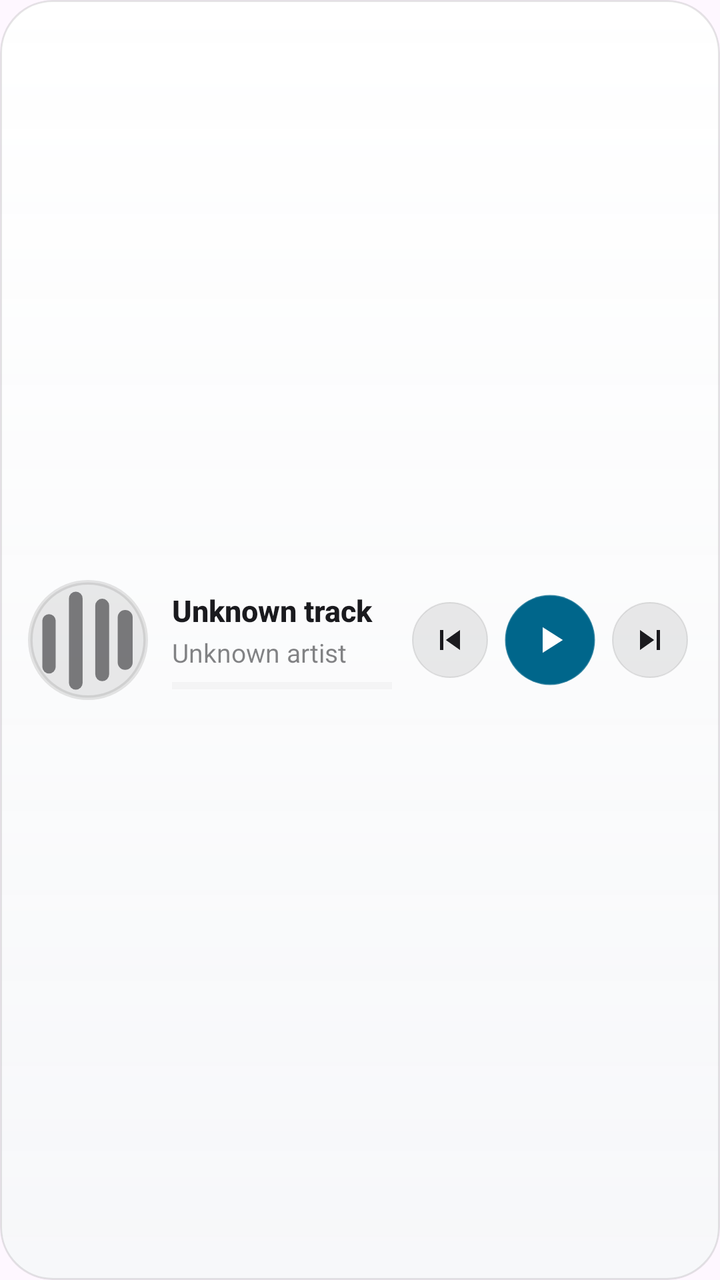
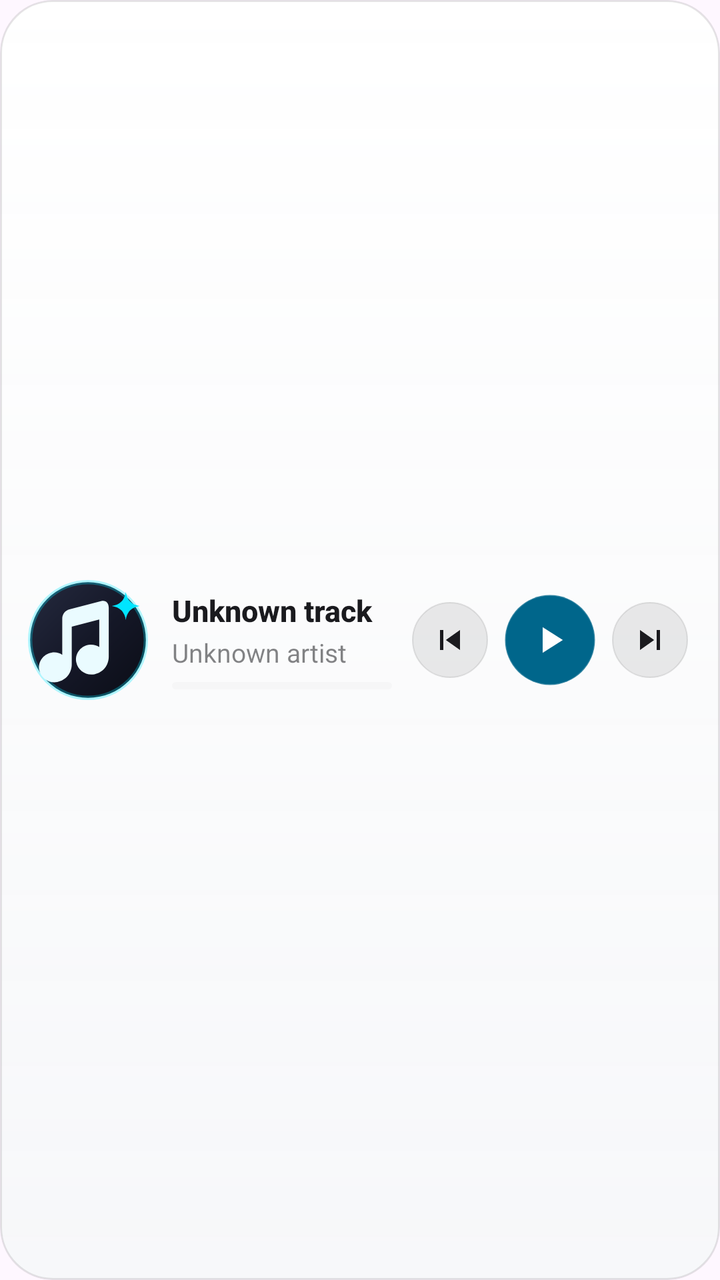

An Android layout rendered at two revisions. The XML below is the earlier revision; the diff shows what the commit changed to produce the second picture.
<!-- AndroidManifest.xml: application theme Theme.NeonSong.Splash -->
<!-- res/layout/widget_now_playing.xml -->
<?xml version="1.0" encoding="utf-8"?>
<LinearLayout xmlns:android="http://schemas.android.com/apk/res/android"
    android:id="@+id/widget_root"
    android:layout_width="match_parent"
    android:layout_height="match_parent"
    android:background="@drawable/widget_ref_background"
    android:clipToOutline="true"
    android:gravity="center_vertical"
    android:orientation="horizontal"
    android:paddingStart="14dp"
    android:paddingEnd="16dp"
    android:paddingTop="10dp"
    android:paddingBottom="10dp">

    
    <LinearLayout
        android:id="@+id/widget_empty_group"
        android:layout_width="match_parent"
        android:layout_height="wrap_content"
        android:gravity="center_vertical"
        android:orientation="horizontal"
        android:visibility="gone">

        <ImageView
            android:id="@+id/widget_empty_icon"
            android:layout_width="56dp"
            android:layout_height="56dp"
            android:contentDescription="@null"
            android:src="@drawable/widget_art_placeholder" />

        <LinearLayout
            android:layout_width="0dp"
            android:layout_height="wrap_content"
            android:layout_marginStart="14dp"
            android:layout_weight="1"
            android:orientation="vertical">

            <TextView
                android:id="@+id/widget_empty_title"
                android:layout_width="match_parent"
                android:layout_height="wrap_content"
                android:ellipsize="end"
                android:fontFamily="sans-serif-medium"
                android:maxLines="1"
                android:text="@string/widget_name"
                android:textColor="@color/widget_on_surface"
                android:textSize="16sp"
                android:textStyle="bold" />

            <TextView
                android:id="@+id/widget_empty_sub"
                android:layout_width="match_parent"
                android:layout_height="wrap_content"
                android:layout_marginTop="2dp"
                android:ellipsize="end"
                android:fontFamily="sans-serif"
                android:maxLines="1"
                android:text="@string/widget_description"
                android:textColor="@color/widget_on_surface_variant"
                android:textSize="13sp" />
        </LinearLayout>
    </LinearLayout>

    
    <LinearLayout
        android:id="@+id/widget_content_group"
        android:layout_width="match_parent"
        android:layout_height="wrap_content"
        android:gravity="center_vertical"
        android:orientation="horizontal">

        
        <ImageView
            android:id="@+id/widget_art"
            android:layout_width="60dp"
            android:layout_height="60dp"
            android:contentDescription="@null"
            android:scaleType="centerCrop"
            android:src="@drawable/widget_art_placeholder" />

        
        <LinearLayout
            android:layout_width="0dp"
            android:layout_height="wrap_content"
            android:layout_marginStart="12dp"
            android:layout_marginEnd="10dp"
            android:layout_weight="1"
            android:gravity="center_vertical"
            android:orientation="vertical">

            <TextView
                android:id="@+id/widget_title"
                android:layout_width="match_parent"
                android:layout_height="wrap_content"
                android:ellipsize="end"
                android:fontFamily="sans-serif-medium"
                android:maxLines="1"
                android:text="Unknown track"
                android:textColor="@color/widget_on_surface"
                android:textSize="15sp"
                android:textStyle="bold" />

            <TextView
                android:id="@+id/widget_subtitle"
                android:layout_width="match_parent"
                android:layout_height="wrap_content"
                android:layout_marginTop="2dp"
                android:ellipsize="end"
                android:fontFamily="sans-serif"
                android:maxLines="1"
                android:text="Unknown artist"
                android:textColor="@color/widget_on_surface_variant"
                android:textSize="13sp" />

            
            <LinearLayout
                android:id="@+id/widget_progress_row"
                android:layout_width="match_parent"
                android:layout_height="wrap_content"
                android:layout_marginTop="6dp"
                android:gravity="center_vertical"
                android:orientation="horizontal">

                <ProgressBar
                    android:id="@+id/widget_progress"
                    style="?android:attr/progressBarStyleHorizontal"
                    android:layout_width="0dp"
                    android:layout_height="3.5dp"
                    android:layout_weight="1"
                    android:max="1000"
                    android:progress="0"
                    android:progressBackgroundTint="@color/widget_track"
                    android:progressTint="@color/widget_primary" />

                <LinearLayout
                    android:id="@+id/widget_eq_group"
                    android:layout_width="wrap_content"
                    android:layout_height="wrap_content"
                    android:layout_marginStart="6dp"
                    android:gravity="center_vertical"
                    android:visibility="gone">

                    <ImageView
                        android:id="@+id/widget_eq_icon"
                        android:layout_width="12dp"
                        android:layout_height="12dp"
                        android:contentDescription="@null"
                        android:src="@drawable/widget_eq_frame_0" />
                </LinearLayout>
            </LinearLayout>

            <TextView
                android:id="@+id/widget_state"
                android:layout_width="0dp"
                android:layout_height="0dp"
                android:visibility="gone" />
        </LinearLayout>

        
        <LinearLayout
            android:layout_width="wrap_content"
            android:layout_height="wrap_content"
            android:gravity="center_vertical"
            android:orientation="horizontal">

            <ImageButton
                android:id="@+id/widget_prev"
                android:layout_width="38dp"
                android:layout_height="38dp"
                android:background="@drawable/widget_circle"
                android:contentDescription="@string/desc_previous"
                android:padding="9dp"
                android:scaleType="fitCenter"
                android:src="@drawable/ic_widget_skip_previous"
                android:tint="@color/widget_icon_tint" />

            <FrameLayout
                android:id="@+id/widget_play_pause_container"
                android:layout_width="46dp"
                android:layout_height="46dp"
                android:layout_marginStart="8dp"
                android:layout_marginEnd="8dp"
                android:background="@drawable/widget_play_pill">

                <ImageView
                    android:id="@+id/widget_play_pause"
                    android:layout_width="22dp"
                    android:layout_height="22dp"
                    android:layout_gravity="center"
                    android:contentDescription="@string/desc_play_pause"
                    android:src="@drawable/ic_widget_play"
                    android:tint="@color/widget_on_primary" />
            </FrameLayout>

            <FrameLayout
                android:id="@+id/widget_next_container"
                android:layout_width="38dp"
                android:layout_height="38dp"
                android:background="@drawable/widget_circle">

                <ImageButton
                    android:id="@+id/widget_next"
                    android:layout_width="match_parent"
                    android:layout_height="match_parent"
                    android:background="@android:color/transparent"
                    android:contentDescription="@string/desc_next"
                    android:padding="9dp"
                    android:scaleType="fitCenter"
                    android:src="@drawable/ic_widget_skip_next"
                    android:tint="@color/widget_icon_tint" />
            </FrameLayout>
        </LinearLayout>
    </LinearLayout>
</LinearLayout>
<!-- resources referenced by this layout -->
<resources>
  <color name="widget_icon_tint">#FF1A1A1E</color>
  <color name="widget_on_primary">#FF000000</color>
  <color name="widget_on_surface">#FF1A1A1E</color>
  <color name="widget_on_surface_variant">#8A1A1A1E</color>
  <color name="widget_primary">#FF00E5FF</color>
  <color name="widget_track">#1C000000</color>
  <!-- drawable widget_art_placeholder (drawable) -->
  <?xml version="1.0" encoding="utf-8"?>
  <layer-list xmlns:android="http://schemas.android.com/apk/res/android">
      <item>
          <shape android:shape="rectangle">
              <corners android:radius="14dp" />
              <solid android:color="@color/widget_surface_variant" />
              <stroke
                  android:width="1dp"
                  android:color="@color/widget_hairline" />
          </shape>
      </item>
      <item
          android:width="26dp"
          android:height="26dp"
          android:gravity="center"
          android:drawable="@drawable/ic_widget_logo_mark" />
  </layer-list>
  <!-- drawable widget_play_pill (drawable) -->
  <?xml version="1.0" encoding="utf-8"?>
  <shape xmlns:android="http://schemas.android.com/apk/res/android"
      android:shape="oval">
      <solid android:color="@color/widget_primary" />
      <stroke
          android:width="1dp"
          android:color="#33FFFFFF" />
  </shape>
  <string name="desc_next">Next</string>
  <string name="desc_play_pause">Play or pause</string>
  <string name="desc_previous">Previous</string>
  <string name="widget_description">Artwork, track details and playback controls for every media app</string>
  <string name="widget_name">Neon Song Player</string>
  <color name="widget_surface_variant">#14000000</color>
  <color name="widget_hairline">#1A000000</color>
  <!-- drawable ic_widget_logo_mark (drawable) -->
  <vector xmlns:android="http://schemas.android.com/apk/res/android"
      android:width="24dp"
      android:height="24dp"
      android:viewportWidth="108"
      android:viewportHeight="108">
      <path
          android:fillColor="@color/widget_on_surface_variant"
          android:pathData="M12.92,36.47 A5.99,5.99 0 0 1 24.89,36.47 L24.89,78.39 A5.99,5.99 0 0 1 12.92,78.39 Z" />
      <path
          android:fillColor="@color/widget_on_surface_variant"
          android:pathData="M36.86,16.58 A6.14,6.14 0 0 1 49.15,16.58 L49.15,92.58 A6.14,6.14 0 0 1 36.86,92.58 Z" />
      <path
          android:fillColor="@color/widget_on_surface_variant"
          android:pathData="M60.54,23.12 A6.25,6.25 0 0 1 73.04,23.12 L73.04,84.82 A6.25,6.25 0 0 1 60.54,84.82 Z" />
      <path
          android:fillColor="@color/widget_on_surface_variant"
          android:pathData="M80.74,33.72 A6.72,6.72 0 0 1 94.18,33.72 L94.18,74.17 A6.72,6.72 0 0 1 80.74,74.17 Z" />
  </vector>
  <color name="widget_eq_bar">#FF00E5FF</color>
  <color name="widget_surface_top">#F7FFFFFF</color>
  <color name="widget_surface">#E8F6F7F9</color>
  <color name="splash_background">#FF100F0F</color>
  <!-- drawable neon_song_splash_art (drawable) -->
  <?xml version="1.0" encoding="utf-8"?>
  <bitmap xmlns:android="http://schemas.android.com/apk/res/android"
      android:src="@drawable/beru_icon_3d"
      android:gravity="fill" />
  <!-- unchanged entries left out for length: 10 -->
</resources>

<!-- the commit's change to res/layout/widget_now_playing.xml (unified diff, before → after) -->
@@ -26,6 +26,7 @@
             android:layout_width="56dp"
             android:layout_height="56dp"
             android:contentDescription="@null"
+            android:scaleType="centerCrop"
             android:src="@drawable/widget_art_placeholder" />
 
         <LinearLayout
@@ -130,6 +131,7 @@
                     android:max="1000"
                     android:progress="0"
                     android:progressBackgroundTint="@color/widget_track"
+                    android:progressDrawable="@drawable/widget_progress_bar"
                     android:progressTint="@color/widget_primary" />
 
                 <LinearLayout
<!-- resource entries referenced after the edit -->
@@ -11,16 +11,21 @@
   <layer-list xmlns:android="http://schemas.android.com/apk/res/android">
       <item>
           <shape android:shape="rectangle">
-              <corners android:radius="14dp" />
-              <solid android:color="@color/widget_surface_variant" />
+              <corners android:radius="18dp" />
+              <gradient
+                  android:angle="315"
+                  android:startColor="#FF252A3F"
+                  android:centerColor="#FF151828"
+                  android:endColor="#FF0B0D16"
+                  android:type="linear" />
               <stroke
                   android:width="1dp"
-                  android:color="@color/widget_hairline" />
+                  android:color="#4D00E5FF" />
           </shape>
       </item>
       <item
-          android:width="26dp"
-          android:height="26dp"
+          android:width="28dp"
+          android:height="28dp"
           android:gravity="center"
           android:drawable="@drawable/ic_widget_logo_mark" />
   </layer-list>
@@ -33,6 +38,24 @@
           android:width="1dp"
           android:color="#33FFFFFF" />
   </shape>
+  <!-- drawable widget_progress_bar (drawable) -->
+  <?xml version="1.0" encoding="utf-8"?>
+  <layer-list xmlns:android="http://schemas.android.com/apk/res/android">
+      <item android:id="@android:id/background">
+          <shape android:shape="rectangle">
+              <corners android:radius="100dp" />
+              <solid android:color="#30FFFFFF" />
+          </shape>
+      </item>
+      <item android:id="@android:id/progress">
+          <clip>
+              <shape android:shape="rectangle">
+                  <corners android:radius="100dp" />
+                  <solid android:color="#FFFFFFFF" />
+              </shape>
+          </clip>
+      </item>
+  </layer-list>
   <string name="desc_next">Next</string>
   <string name="desc_play_pause">Play or pause</string>
   <string name="desc_previous">Previous</string>
@@ -41,23 +64,19 @@
   <color name="widget_surface_variant">#14000000</color>
   <color name="widget_hairline">#1A000000</color>
   <!-- drawable ic_widget_logo_mark (drawable) -->
+  <?xml version="1.0" encoding="utf-8"?>
   <vector xmlns:android="http://schemas.android.com/apk/res/android"
-      android:width="24dp"
-      android:height="24dp"
-      android:viewportWidth="108"
-      android:viewportHeight="108">
+      android:width="28dp"
+      android:height="28dp"
+      android:viewportWidth="24"
+      android:viewportHeight="24">
+      
       <path
-          android:fillColor="@color/widget_on_surface_variant"
-          android:pathData="M12.92,36.47 A5.99,5.99 0 0 1 24.89,36.47 L24.89,78.39 A5.99,5.99 0 0 1 12.92,78.39 Z" />
+          android:fillColor="#FFEAFBFF"
+          android:pathData="M14.7,4.2 L8.3,5.85 C7.45,6.06 6.85,6.82 6.85,7.7 L6.85,14.95 C6.25,14.55 5.5,14.38 4.7,14.52 C3.02,14.82 1.92,16.4 2.26,18.02 C2.6,19.65 4.2,20.72 5.88,20.4 C7.58,20.08 8.75,18.62 8.75,16.88 L8.75,9.32 L14.25,7.9 L14.25,13.4 C13.65,13.0 12.9,12.83 12.1,12.97 C10.42,13.27 9.32,14.85 9.66,16.47 C10.0,18.1 11.6,19.17 13.28,18.85 C14.98,18.53 16.15,17.07 16.15,15.33 L16.15,5.55 C16.15,4.55 15.52,4.0 14.7,4.2 Z" />
       <path
-          android:fillColor="@color/widget_on_surface_variant"
-          android:pathData="M36.86,16.58 A6.14,6.14 0 0 1 49.15,16.58 L49.15,92.58 A6.14,6.14 0 0 1 36.86,92.58 Z" />
-      <path
-          android:fillColor="@color/widget_on_surface_variant"
-          android:pathData="M60.54,23.12 A6.25,6.25 0 0 1 73.04,23.12 L73.04,84.82 A6.25,6.25 0 0 1 60.54,84.82 Z" />
-      <path
-          android:fillColor="@color/widget_on_surface_variant"
-          android:pathData="M80.74,33.72 A6.72,6.72 0 0 1 94.18,33.72 L94.18,74.17 A6.72,6.72 0 0 1 80.74,74.17 Z" />
+          android:fillColor="#FF00E5FF"
+          android:pathData="M19.55,2.4 Q19.9,4.85 22.35,5.2 Q19.9,5.55 19.55,8.0 Q19.2,5.55 16.75,5.2 Q19.2,4.85 19.55,2.4 Z" />
   </vector>
   <color name="widget_eq_bar">#FF00E5FF</color>
   <color name="widget_surface_top">#F7FFFFFF</color>
